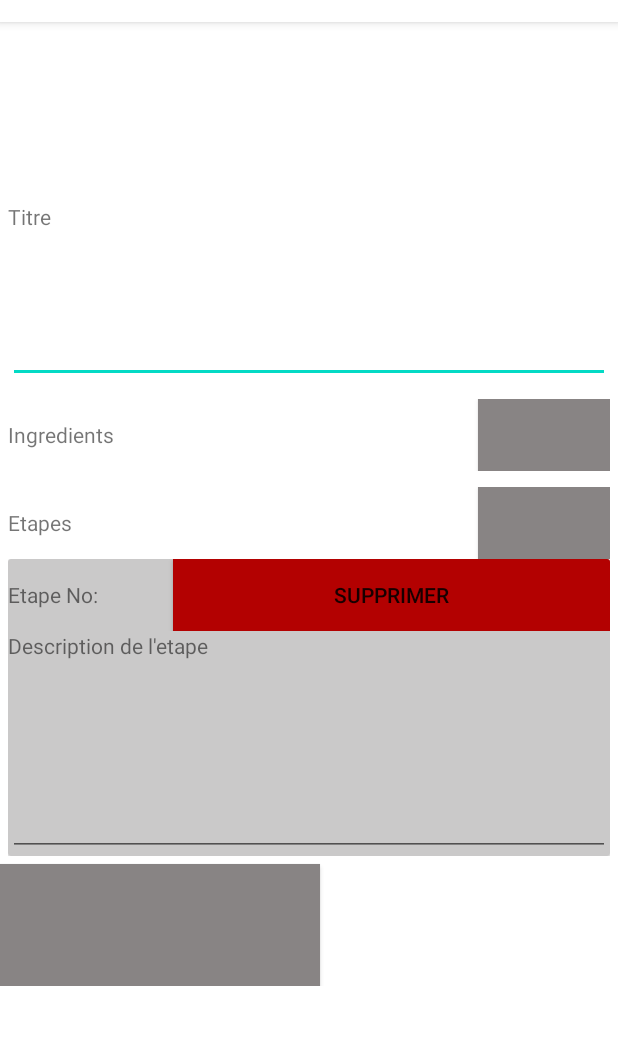
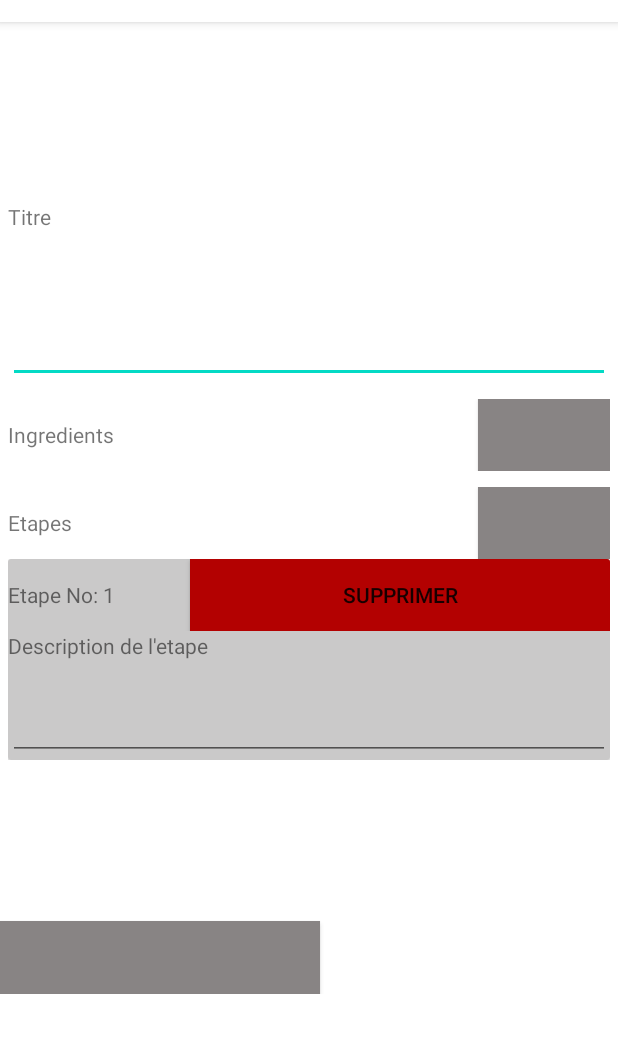
Before and after one commit to Nhyv/BeYourOwnBartender, an Android app: the screen it shows after launch (AddActivity), on a phone screen of 412 x 824 dp, the part 62-1115 px from its top. Run offline under Robolectric (Android 15) with nearby library versions, the phone set to English and light mode, and no system bars.

Commit message:
fix etapes fonctionel

```diff
--- a/app/src/main/java/com/example/beyourownbartender/AddActivity.java
+++ b/app/src/main/java/com/example/beyourownbartender/AddActivity.java
@@ -44,7 +44,7 @@ public class AddActivity extends AppCompatActivity {
         stepList = createListSteps();
         rvSteps = findViewById(R.id.rvSteps);
         rvSteps.setLayoutManager(new LinearLayoutManager(this));
-        stepAdapterList = new StepAdapterList(stepList, this);
+        stepAdapterList = new StepAdapterList(stepList, this, rvSteps);
         rvSteps.setAdapter(stepAdapterList);
 
 
--- a/app/src/main/java/com/example/beyourownbartender/IngredientAdapterList.java
+++ b/app/src/main/java/com/example/beyourownbartender/IngredientAdapterList.java
@@ -78,10 +78,9 @@ public class IngredientAdapterList extends RecyclerView.Adapter<IngredientAdapte
         notifyItemRemoved(index);
     }
 
+    // Notifies a change to each position
     public void refreshAll(){
-        for(int i = 0; i < ingredientList.size(); i++){
-            notifyItemChanged(i);
-        }
+        notifyDataSetChanged();
     }
 
     public class AdapterListViewHolder extends RecyclerView.ViewHolder {
--- a/app/src/main/java/com/example/beyourownbartender/StepAdapterList.java
+++ b/app/src/main/java/com/example/beyourownbartender/StepAdapterList.java
@@ -1,5 +1,6 @@
 package com.example.beyourownbartender;
 
+import android.app.assist.AssistStructure;
 import android.content.Context;
 import android.view.LayoutInflater;
 import android.view.View;
@@ -13,6 +14,7 @@ import android.widget.TextView;
 import androidx.annotation.NonNull;
 import androidx.recyclerview.widget.RecyclerView;
 
+import java.text.BreakIterator;
 import java.util.ArrayList;
 import java.util.List;
 
@@ -20,10 +22,13 @@ public class StepAdapterList extends RecyclerView.Adapter<StepAdapterList.Adapte
 
     List<String> stepList;
     Context context;
+    private RecyclerView rvSteps;
 
-    public StepAdapterList(List<String> stepList, Context context) {
+
+    public StepAdapterList(List<String> stepList, Context context, RecyclerView rvSteps) {
         this.stepList = stepList;
         this.context = context;
+        this.rvSteps = rvSteps;
     }
 
     public StepAdapterList(List<String> stepList) {
@@ -41,6 +46,12 @@ public class StepAdapterList extends RecyclerView.Adapter<StepAdapterList.Adapte
     @Override
     public void onBindViewHolder(@NonNull AdapterListViewHolder holder, int position) {
 
+        // Sets the card title text
+        String titleCardStepString = "Etape No: "+(position+1);
+        holder.tvTitleStep.setText(titleCardStepString);
+
+        // Sets innerText
+        holder.mtbStepInfo.setText(stepList.get(position));
     }
 
     @Override
@@ -54,11 +65,45 @@ public class StepAdapterList extends RecyclerView.Adapter<StepAdapterList.Adapte
         notifyItemInserted(stepList.size()-1);
     }
 
+    public void deleteStep(int index){
+        stepList.remove(index);
+        notifyItemRemoved(index);
+    }
+
+    public void refreshAll(){
+        notifyDataSetChanged();
+    }
+
+    public void updateListWithoutNotify(){
+        for (int i = 0; i < rvSteps.getChildCount(); i++) {
+            AdapterListViewHolder holder = (AdapterListViewHolder) rvSteps.findViewHolderForAdapterPosition(i);
+            String textStep = holder.mtbStepInfo.getText().toString();
+            stepList.set(i, textStep);
+        }
+    }
+
 
     public class AdapterListViewHolder extends RecyclerView.ViewHolder {
+        public Button btRemoveStep;
+        public TextView tvTitleStep;
+        public TextView mtbStepInfo;
 
         public AdapterListViewHolder(@NonNull View itemView) {
             super(itemView);
+
+            btRemoveStep = itemView.findViewById(R.id.btRemoveStep);
+            tvTitleStep = itemView.findViewById(R.id.tvTitleStep);
+            mtbStepInfo = itemView.findViewById(R.id.mtbStepInfo);
+
+
+            btRemoveStep.setOnClickListener(new View.OnClickListener() {
+                @Override
+                public void onClick(View view) {
+                    updateListWithoutNotify();
+                    deleteStep(getLayoutPosition());
+                    refreshAll();
+                }
+            });
         }
     }
 }
--- a/app/src/main/res/layout/activity_add.xml
+++ b/app/src/main/res/layout/activity_add.xml
@@ -116,7 +116,7 @@
                 <androidx.recyclerview.widget.RecyclerView
                     android:id="@+id/rvSteps"
                     android:layout_width="match_parent"
-                    android:layout_height="wrap_content">
+                    android:layout_height="236dp">
 
                 </androidx.recyclerview.widget.RecyclerView>
             </LinearLayout>
--- a/app/src/main/res/layout/add_step_to_recipe_layout.xml
+++ b/app/src/main/res/layout/add_step_to_recipe_layout.xml
@@ -28,7 +28,7 @@
                     android:text="Etape No:" />
 
                 <androidx.appcompat.widget.AppCompatButton
-                    android:id="@+id/btRemove"
+                    android:id="@+id/btRemoveStep"
                     android:layout_width="match_parent"
                     android:layout_height="wrap_content"
                     android:layout_marginLeft="50dp"
@@ -53,9 +53,9 @@
                     android:layout_height="wrap_content"
                     android:gravity="top|left"
                     android:inputType="textCapSentences|textNoSuggestions|textMultiLine"
-                    android:lines="10"
-                    android:maxLines="15"
-                    android:minLines="5" />
+                    android:lines="2"
+                    android:maxLines="10"
+                    android:minLines="2" />
             </LinearLayout>
 
         </LinearLayout>
```
